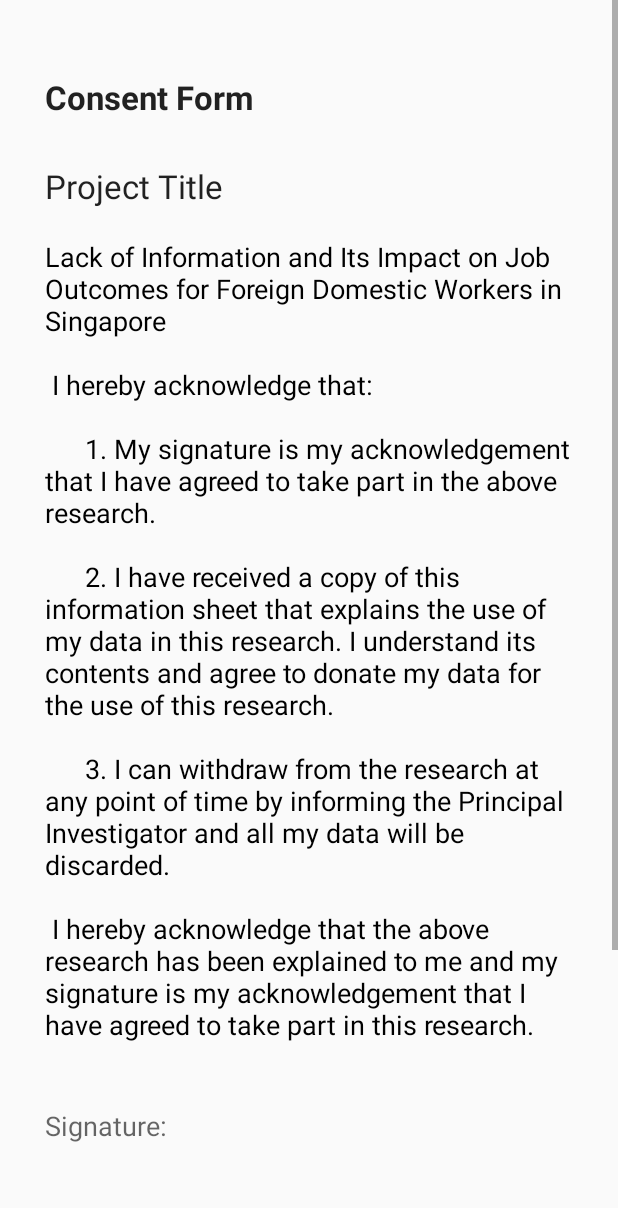
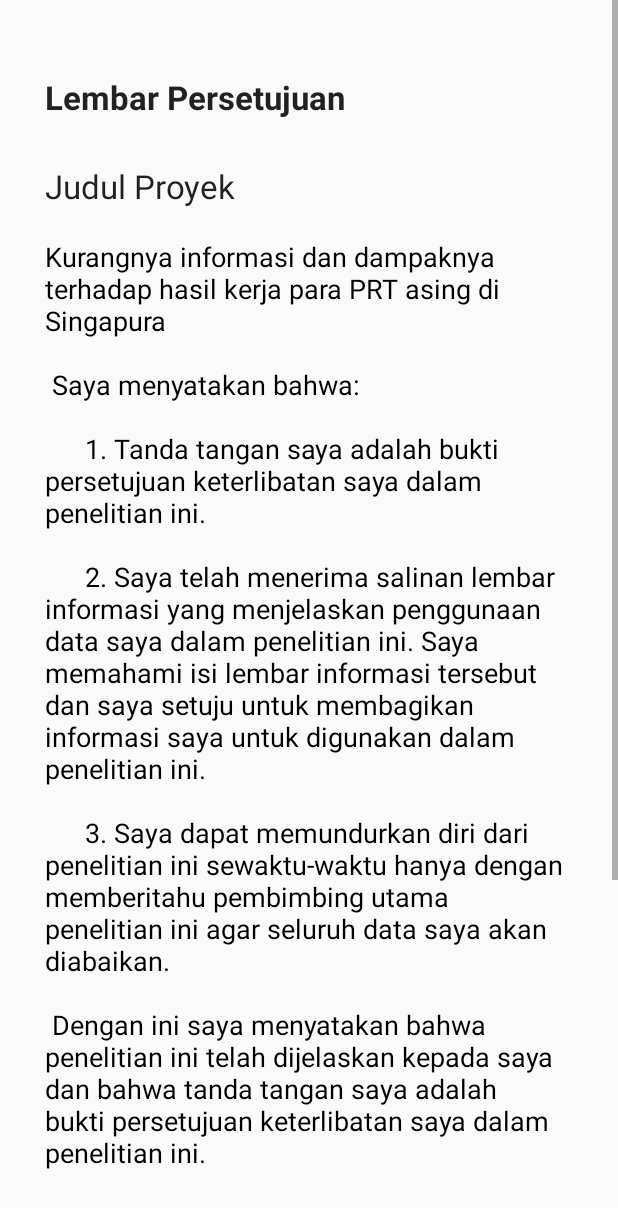
Before and after one commit to LacieNat/ForeignWorkerSurvey, an Android app: the ConsentActivity screen opened directly, with no data from a screen before it, on a phone screen of 412 x 824 dp. Shown: the top 1208 px of the screen. Run offline under Robolectric (Android 15) with nearby library versions, the phone set to English and light mode, and no system bars.

Commit message:
- More bahasa

```diff
--- a/app/src/main/java/com/elasticbeanstalk/laciecool/first/ConsentActivity.java
+++ b/app/src/main/java/com/elasticbeanstalk/laciecool/first/ConsentActivity.java
@@ -2,7 +2,9 @@ package com.elasticbeanstalk.laciecool.first;
 
 import android.app.Activity;
 import android.content.ContentValues;
+import android.content.Context;
 import android.content.Intent;
+import android.content.SharedPreferences;
 import android.database.sqlite.SQLiteDatabase;
 import android.support.v7.app.ActionBarActivity;
 import android.os.Bundle;
@@ -20,7 +22,12 @@ public class ConsentActivity extends Activity {
     @Override
     protected void onCreate(Bundle savedInstanceState) {
         super.onCreate(savedInstanceState);
-        setContentView(R.layout.activity_consent);
+        SharedPreferences sp = getSharedPreferences("sessionData", Context.MODE_PRIVATE);
+
+        if(sp.getInt("lang", 0) ==0)
+            setContentView(R.layout.activity_consent);
+        else
+            setContentView(R.layout.activity_consent_bahasa);
 
         sigView = (SignatureView) findViewById(R.id.signature_canvas);
         nameView = (EditText) findViewById(R.id.name);
--- /dev/null
+++ b/app/src/main/res/layout/activity_consent_bahasa.xml
@@ -0,0 +1,114 @@
+<ScrollView
+    xmlns:android="http://schemas.android.com/apk/res/android"
+    android:layout_width="match_parent"
+    android:layout_height="match_parent"
+    android:id="@+id/scrollView" >
+    <LinearLayout
+        xmlns:tools="http://schemas.android.com/tools"
+        android:layout_width="fill_parent"
+        android:layout_height="fill_parent" android:paddingLeft="30dp"
+        android:paddingRight="30dp"
+        android:paddingTop="50dp"
+        android:paddingBottom="@dimen/activity_vertical_margin" tools:context=".MainActivity"
+        android:orientation="vertical"
+        android:weightSum="1">
+
+
+
+
+        <!--<RelativeLayout-->
+        <!--android:layout_width="match_parent"-->
+        <!--android:layout_height="match_parent">-->
+        <!--<Button-->
+        <!--android:layout_width="wrap_content"-->
+        <!--android:layout_height="match_parent"-->
+        <!--android:text="I Agree"-->
+        <!--android:layout_alignParentRight="true"-->
+        <!--android:onClick="agreeClick"/>-->
+        <!--</RelativeLayout>-->
+
+
+        <TextView
+            android:layout_width="wrap_content"
+            android:layout_height="wrap_content"
+            android:textAppearance="?android:attr/textAppearanceLarge"
+            android:text="Lembar Persetujuan"
+            android:id="@+id/textView3"
+            android:paddingBottom="30dp"
+            android:textStyle="bold" />
+
+        <TextView
+            android:layout_width="wrap_content"
+            android:layout_height="wrap_content"
+            android:textAppearance="?android:attr/textAppearanceLarge"
+            android:text="Judul Proyek"
+            android:id="@+id/textView4"
+            android:paddingBottom="20dp" />
+
+        <TextView
+            android:layout_width="wrap_content"
+            android:layout_height="wrap_content"
+            android:textAppearance="?android:attr/textAppearanceMedium"
+            android:text="@string/consentBodyBahasa"
+            android:id="@+id/textView5"
+            android:textColor="#000000" />
+
+        <TextView
+            android:layout_width="match_parent"
+            android:layout_height="wrap_content"
+            android:textAppearance="?android:attr/textAppearanceMedium"
+            android:text="Tanggal:"
+            android:id="@+id/textView2" />
+
+        <com.elasticbeanstalk.laciecool.first.SignatureView
+            android:id="@+id/signature_canvas"
+            android:layout_width="match_parent"
+            android:layout_height="200dp" />
+
+        <LinearLayout
+            android:layout_width="match_parent"
+            android:layout_height="wrap_content"
+            android:orientation="horizontal">
+
+            <TextView
+                android:layout_width="wrap_content"
+                android:layout_height="wrap_content"
+                android:text="Nama dan Tanda Tangan: "
+                android:textAppearance="?android:attr/textAppearanceMedium"/>
+            <EditText
+                android:id="@+id/name"
+                android:layout_width="fill_parent"
+                android:layout_height="wrap_content"
+                android:hint="" />
+        </LinearLayout>
+
+        <RelativeLayout
+            android:layout_width="match_parent"
+            android:layout_height="wrap_content">
+            <!--<Button-->
+            <!--android:layout_width="wrap_content"-->
+            <!--android:layout_height="wrap_content"-->
+            <!--android:text="Previous"-->
+            <!--android:id="@+id/btn_previous"-->
+            <!--android:layout_toLeftOf="@+id/btn_clear"-->
+            <!--android:onClick="backClick"/>-->
+            <Button
+                android:layout_width="wrap_content"
+                android:layout_height="wrap_content"
+                android:text="Clear"
+                android:id="@+id/btn_clear"
+                android:layout_toLeftOf="@+id/btn_next"
+                android:onClick="clear"/>
+            <Button
+                android:layout_width="wrap_content"
+                android:layout_height="wrap_content"
+                android:text="Next"
+                android:id="@id/btn_next"
+                android:layout_alignParentRight="true"
+                android:onClick="nextClick" />
+            <!--android:clickable="false"-->
+
+        </RelativeLayout>
+
+    </LinearLayout>
+</ScrollView>
--- a/app/src/main/res/values/strings.xml
+++ b/app/src/main/res/values/strings.xml
@@ -48,6 +48,20 @@ I hereby acknowledge that:\n\n
 
 I hereby acknowledge that the above research has been explained to me and my signature is my acknowledgement that I have agreed to take part in this research.\n\n
     </string>
+    <string name="consentBodyBahasa">
+       Kurangnya informasi dan dampaknya terhadap hasil kerja para PRT asing di Singapura\n\n
+
+Saya menyatakan bahwa:\n\n
+
+\t\t1. Tanda tangan saya adalah bukti persetujuan keterlibatan saya dalam penelitian ini.\n\n
+
+\t\t2. Saya telah menerima salinan lembar informasi yang menjelaskan penggunaan data saya dalam penelitian ini. Saya memahami isi lembar informasi tersebut dan saya setuju untuk membagikan informasi saya untuk digunakan dalam penelitian ini.\n\n
+
+\t\t3. Saya dapat memundurkan diri dari penelitian ini sewaktu-waktu hanya dengan memberitahu pembimbing utama penelitian ini agar seluruh data saya akan diabaikan.\n\n
+
+Dengan ini saya menyatakan bahwa penelitian ini telah dijelaskan kepada saya dan bahwa tanda tangan saya adalah bukti persetujuan keterlibatan saya dalam penelitian ini.\n\n
+
+    </string>
     <string name="title_activity_random_two">RandomTwoActivity</string>
     <string name="title_activity_random_three">RandomThreeActivity</string>
     <string name="title_activity_phone_num_info">PhoneNumInfoActivity</string>
```
Also changed, not shown: app/src/main/java/com/elasticbeanstalk/laciecool/first/IntroFragment.java (+8 -1 lines), app/src/main/java/com/elasticbeanstalk/laciecool/first/IntroductionQnsActivity.java (+17 -5 lines), app/src/main/java/com/elasticbeanstalk/laciecool/first/PIActivity.java (+10 -3 lines), app/src/main/java/com/elasticbeanstalk/laciecool/first/SurveyFragment.java (+2 -5 lines), app/src/main/java/com/elasticbeanstalk/laciecool/first/SurveyQnsDisplayActivity.java (+11 -5 lines), app/src/main/res/layout/fragment_intro_bahasa.xml (added, +68 -0 lines), app/src/main/assets/databases/surveyDb.db, app/src/main/res/drawable/sign_bahasa.jpg (added).
